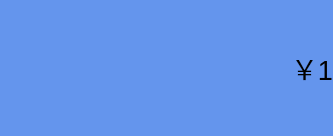
Above: View/paymentplatform.ui from CodePeasant3/IPAY before the change. Below: the same form after it.
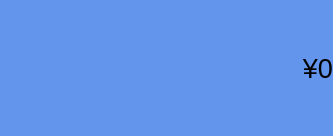
That is the form after the change. Custom widgets are drawn as their Qt base class.

```diff
--- a/View/paymentplatform.ui
+++ b/View/paymentplatform.ui
@@ -65,7 +65,7 @@
        </font>
       </property>
       <property name="text">
-       <string>￥1</string>
+       <string>¥0</string>
       </property>
       <property name="alignment">
        <set>Qt::AlignRight|Qt::AlignTrailing|Qt::AlignVCenter</set>
```
